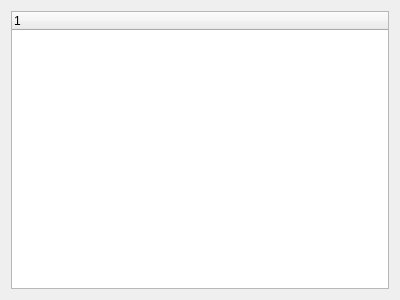
Before: the Qt Designer form viewproline.ui in kangwenyun/batch_acquisition_system, drawn with Qt 5.
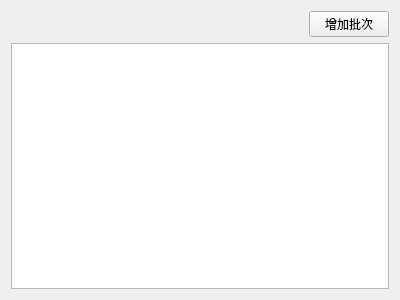
After: the same form once the commit is applied.

Commit message: 解决addBatch空值崩的问题 & proline加增加按钮 & 主页面顺序调整

Diff of the .ui file:
```diff
--- a/viewproline.ui
+++ b/viewproline.ui
@@ -14,8 +14,35 @@
    <string>Form</string>
   </property>
   <layout class="QVBoxLayout" name="verticalLayout">
+   <item>
+    <layout class="QHBoxLayout" name="horizontalLayout">
+     <item>
+      <spacer name="horizontalSpacer">
+       <property name="orientation">
+        <enum>Qt::Horizontal</enum>
+       </property>
+       <property name="sizeHint" stdset="0">
+        <size>
+         <width>40</width>
+         <height>20</height>
+        </size>
+       </property>
+      </spacer>
+     </item>
+     <item>
+      <widget class="QPushButton" name="add_batch">
+       <property name="text">
+        <string>增加批次</string>
+       </property>
+      </widget>
+     </item>
+    </layout>
+   </item>
    <item>
     <widget class="QTreeWidget" name="treeWidget">
+     <attribute name="headerVisible">
+      <bool>false</bool>
+     </attribute>
      <column>
       <property name="text">
        <string notr="true">1</string>
```
The commit also changes 8 other files.
